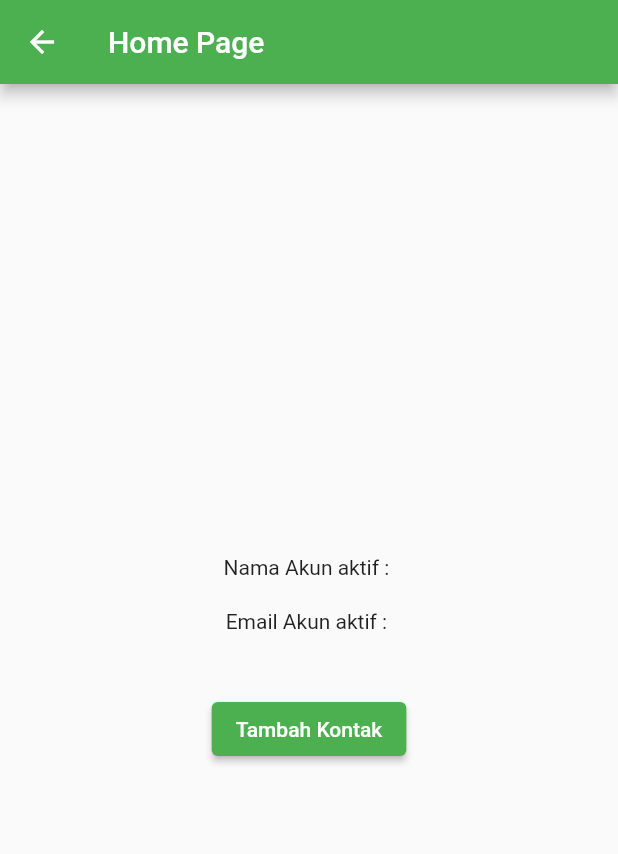
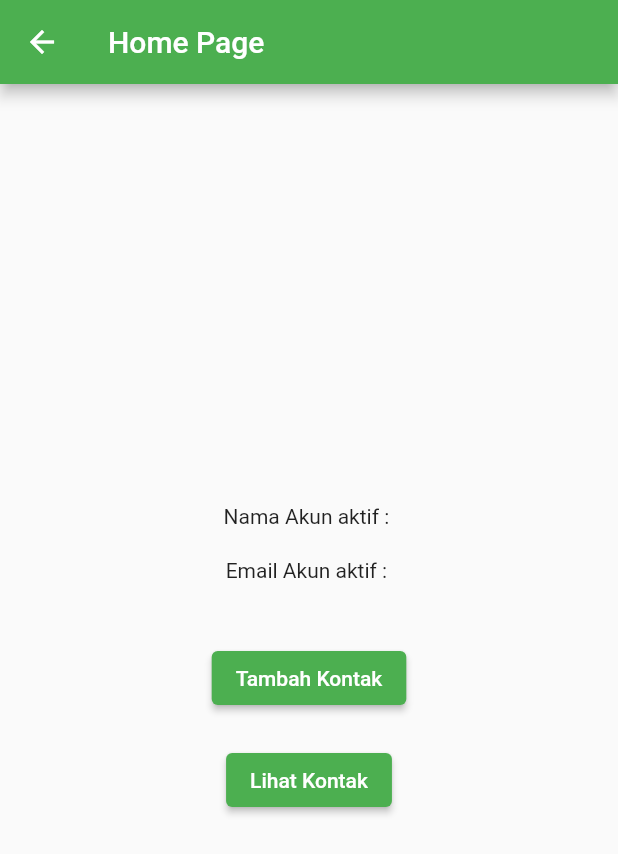
Before and after one commit to Resa-Suhendra/chatim, a Flutter app: the HomePage screen opened directly, on a phone screen of 412 x 824 dp. Shown: the top 854 px of the screen. Run offline on Flutter 3.47's test engine with Material 2 defaults, Android fonts, the phone set to English and light mode, and no system bars; our stand-ins replace cloud_firestore, firebase_auth, firebase_core; accounts and stored records are empty.

Commit message:
add stream get contacts

```diff
--- a/lib/ui/home_page.dart
+++ b/lib/ui/home_page.dart
@@ -2,6 +2,8 @@ import 'package:chatim/services/auth_service.dart';
 import 'package:chatim/services/contact_service.dart';
 import 'package:chatim/ui/register_page.dart';
 import 'package:flutter/material.dart';
+
+import 'contact_page.dart';
 
 class HomePage extends StatelessWidget {
   const HomePage({Key? key}) : super(key: key);
@@ -23,7 +25,15 @@ class HomePage extends StatelessWidget {
             SizedBox(height: 20),
             Text("Email Akun aktif : "),
             SizedBox(height: 40),
-            ElevatedButton(onPressed: _addContact, child: Text("Tambah Kontak"))
+            ElevatedButton(
+                onPressed: _addContact, child: Text("Tambah Kontak")),
+            SizedBox(height: 20),
+            ElevatedButton(
+                onPressed: () {
+                  Navigator.of(context).push(
+                      MaterialPageRoute(builder: (context) => ContactPage()));
+                },
+                child: Text("Lihat Kontak"))
           ],
         ),
       ),
@@ -31,6 +41,7 @@ class HomePage extends StatelessWidget {
   }
 
   void _addContact() {
-    ContactService.addContact("diki@xeranta.com", "4HwIh1k3egflwVE94dAcSg7OCUa2");
+    ContactService.addContact(
+        "diki@xeranta.com", "4HwIh1k3egflwVE94dAcSg7OCUa2");
   }
 }
--- a/lib/ui/room_chat.dart
+++ b/lib/ui/room_chat.dart
@@ -18,7 +18,9 @@ class _RoomChatPageState extends State<RoomChatPage> {
 
     Widget contactButton = FloatingActionButton(
       child: const Icon(Icons.contact_phone),
-      onPressed: () {},
+      onPressed: () {
+
+      },
     );
 
     return Scaffold(
```
Also changed, not shown: lib/services/contact_service.dart (+7 -3 lines), lib/ui/contact_page.dart (added, +42 -0 lines).
